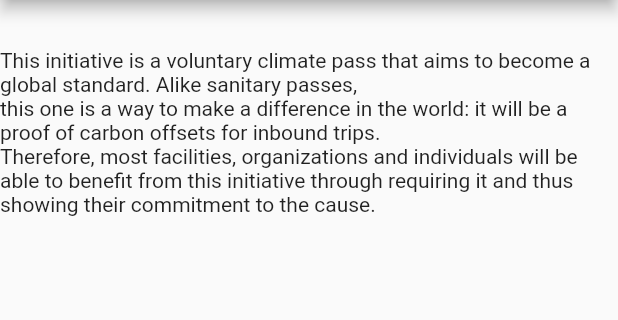
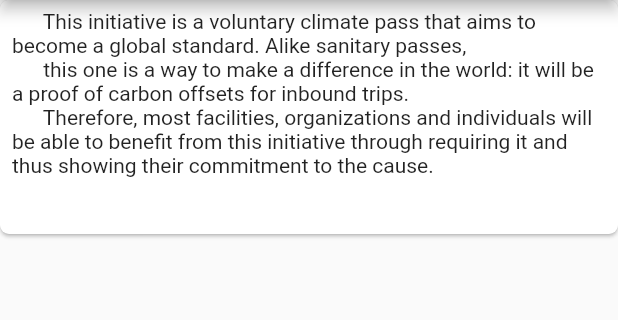
Before and after one commit to samuelnihoul/cpi3, a Flutter app: the screen it shows after launch, after a tap on "about", on a phone screen of 412 x 824 dp, the part 60-380 px from its top. Run offline on Flutter 3.47's test engine with Material 2 defaults, Android fonts, the phone set to English and light mode, and no system bars; drawn by our look-alikes of bubble; our stand-ins replace auth_buttons, cross_file, file, file_picker, firebase_analytics, firebase_auth and 2 more; missing offline and left inert: download; accounts and stored records are empty.

Commit message:
kisweb problem

```diff
--- a/lib/main.dart
+++ b/lib/main.dart
@@ -10,6 +10,8 @@ import 'views/myCertificates.dart';
 import 'package:auth_buttons/auth_buttons.dart' show GoogleAuthButton;
 import 'package:firebase_storage/firebase_storage.dart';
 import 'package:firebase_analytics/firebase_analytics.dart';
+import 'package:flutter/foundation.dart'
+    show defaultTargetPlatform, kIsWeb, TargetPlatform;
 
 void main() async {
   WidgetsFlutterBinding.ensureInitialized();
@@ -22,7 +24,7 @@ void main() async {
 
 class MyApp extends StatelessWidget {
   const MyApp({Key? key}) : super(key: key);
-
+  static FirebaseAnalytics analytics = FirebaseAnalytics.instance;
   @override
   Widget build(BuildContext context) {
     return MultiProvider(
@@ -59,7 +61,7 @@ class MyHomePage extends StatelessWidget {
     GoogleAuthProvider googleProvider = GoogleAuthProvider();
 
     // Once signed in, return the UserCredential
-    return await FirebaseAuth.instance.signInWithPopup(googleProvider);
+    return await FirebaseAuth.instance.signInWithAuthProvider(googleProvider);
 
     // Or use signInWithRedirect
     // return await FirebaseAuth.instance.signInWithRedirect(googleProvider);
@@ -80,12 +82,14 @@ class MyHomePage extends StatelessWidget {
             child: Column(children: <Widget>[
               const Text("🙋",
                   style: TextStyle(fontSize: 30, fontWeight: FontWeight.bold)),
-              GoogleAuthButton(
-                onPressed: () async {
-                  await signInWithGoogle();
-                  Navigator.pushNamed(context, '/dashboard');
-                },
-              ),
+              (kIsWeb)
+                  ? GoogleAuthButton(
+                      onPressed: () async {
+                        await signInWithGoogle();
+                        Navigator.pushNamed(context, '/dashboard');
+                      },
+                    )
+                  : Container()
             ]),
           ),
         ),
--- a/lib/views/about.dart
+++ b/lib/views/about.dart
@@ -1,22 +1,23 @@
 //the about page
 import 'package:flutter/material.dart';
 import '../components/appBar.dart';
+import 'package:bubble/bubble.dart';
 
 class Bout extends StatelessWidget {
   const Bout({Key? key}) : super(key: key);
 
   @override
   Widget build(BuildContext context) {
-    return const Scaffold(
+    return Scaffold(
       appBar: ApppBar(),
-      body: Text('''
+      body: Bubble(
+        child: Text('''
+      This initiative is a voluntary climate pass that aims to become a global standard. Alike sanitary passes,
+      this one is a way to make a difference in the world: it will be a proof of carbon offsets for inbound trips.
+      Therefore, most facilities, organizations and individuals will be able to benefit from this initiative through requiring it and thus showing their commitment to the cause.
 
-
-This initiative is a voluntary climate pass that aims to become a global standard. Alike sanitary passes,
-this one is a way to make a difference in the world: it will be a proof of carbon offsets for inbound trips.
-Therefore, most facilities, organizations and individuals will be able to benefit from this initiative through requiring it and thus
-showing their commitment to the cause.
-      '''),
+        '''),
+      ),
     );
   }
 }
--- a/pubspec.yaml
+++ b/pubspec.yaml
@@ -46,6 +46,7 @@ dependencies:
   auth_buttons: ^3.0.0
   download: ^0.0.1+1
   cross_file: ^0.3.3+1
+  bubble: ^1.2.1
 
 dev_dependencies:
   flutter_test:
```
Also changed, not shown: pubspec.lock, 2 other files.
